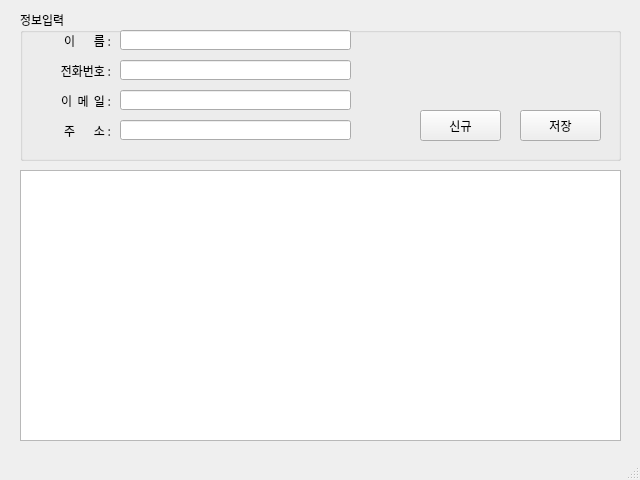
Old version of the form Part1/studyPyQt/address_book.ui in the repository MFGangP/Mini-Projects.
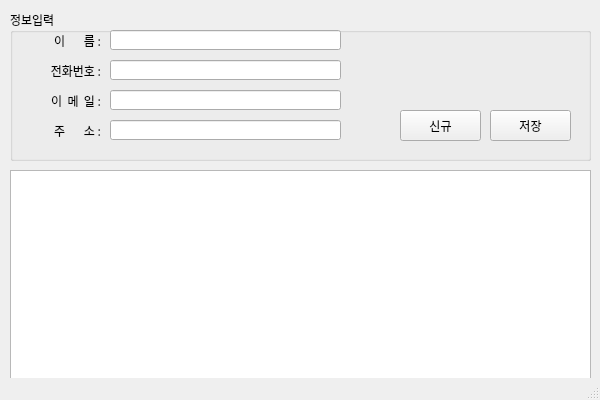
New version of the form.

Commit message: 2023.03.10 오전 수업 끝

What changed in the file:
```diff
--- a/Part1/studyPyQt/address_book.ui
+++ b/Part1/studyPyQt/address_book.ui
@@ -6,10 +6,33 @@
    <rect>
     <x>0</x>
     <y>0</y>
-    <width>640</width>
-    <height>480</height>
+    <width>600</width>
+    <height>400</height>
    </rect>
   </property>
+  <property name="sizePolicy">
+   <sizepolicy hsizetype="Fixed" vsizetype="Fixed">
+    <horstretch>0</horstretch>
+    <verstretch>0</verstretch>
+   </sizepolicy>
+  </property>
+  <property name="minimumSize">
+   <size>
+    <width>600</width>
+    <height>400</height>
+   </size>
+  </property>
+  <property name="maximumSize">
+   <size>
+    <width>600</width>
+    <height>400</height>
+   </size>
+  </property>
+  <property name="font">
+   <font>
+    <family>나눔고딕</family>
+   </font>
+  </property>
   <property name="windowTitle">
    <string>MainWindow</string>
   </property>
@@ -17,9 +40,9 @@
    <widget class="QWidget" name="verticalLayoutWidget">
     <property name="geometry">
      <rect>
-      <x>20</x>
+      <x>10</x>
       <y>10</y>
-      <width>601</width>
+      <width>581</width>
       <height>151</height>
      </rect>
     </property>
@@ -190,7 +213,7 @@
        <widget class="QPushButton" name="btnSave">
         <property name="geometry">
          <rect>
-          <x>500</x>
+          <x>480</x>
           <y>100</y>
           <width>81</width>
           <height>31</height>
@@ -203,7 +226,7 @@
        <widget class="QPushButton" name="btnNew">
         <property name="geometry">
          <rect>
-          <x>400</x>
+          <x>390</x>
           <y>100</y>
           <width>81</width>
           <height>31</height>
@@ -220,10 +243,10 @@
    <widget class="QWidget" name="verticalLayoutWidget_2">
     <property name="geometry">
      <rect>
-      <x>20</x>
+      <x>10</x>
       <y>170</y>
-      <width>601</width>
-      <height>271</height>
+      <width>581</width>
+      <height>211</height>
      </rect>
     </property>
     <layout class="QVBoxLayout" name="verticalLayout_2">
```
The commit also changes 1 other file.
